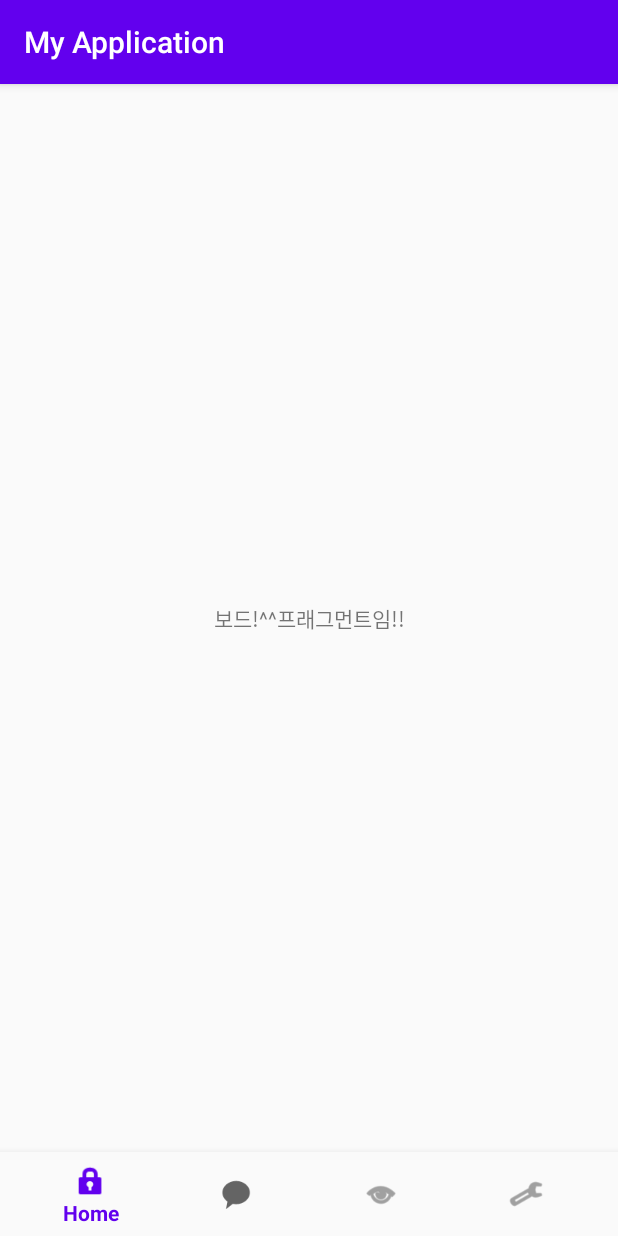
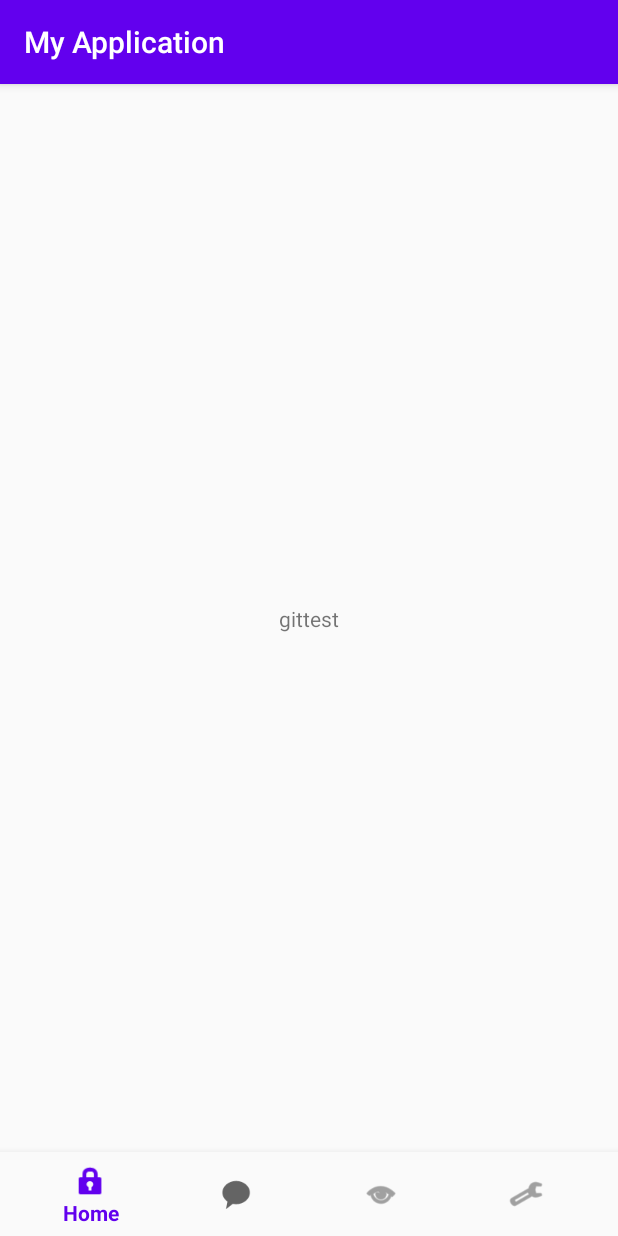
Before and after one commit to kyeonglok/classchat, an Android app: the fragment BoardFragment placed in its activity, on a phone screen of 412 x 824 dp. Run offline under Robolectric (Android 15) with nearby library versions, the phone set to English and light mode, and no system bars.

Commit message:
Commit Test

```diff
--- a/app/src/main/res/layout/fragment_board.xml
+++ b/app/src/main/res/layout/fragment_board.xml
@@ -10,7 +10,7 @@
         android:id="@+id/textView2"
         android:layout_width="wrap_content"
         android:layout_height="wrap_content"
-        android:text="보드!^^프래그먼트임!!"
+        android:text="gittest"
         app:layout_constraintBottom_toBottomOf="parent"
         app:layout_constraintEnd_toEndOf="parent"
         app:layout_constraintStart_toStartOf="parent"
```
